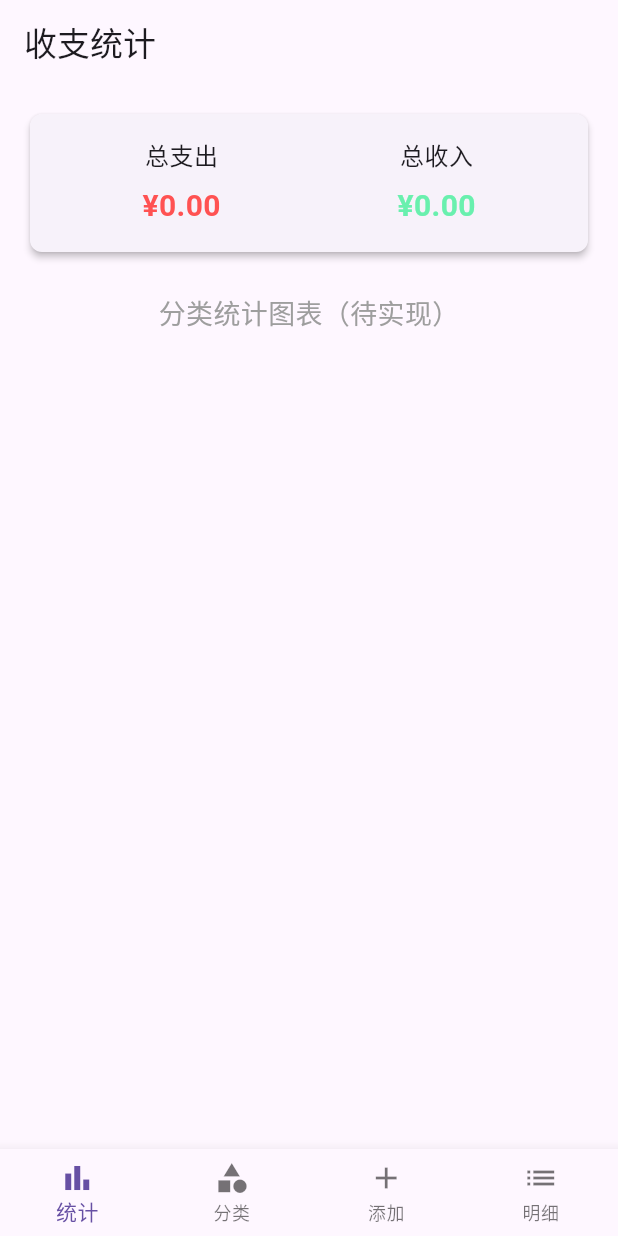
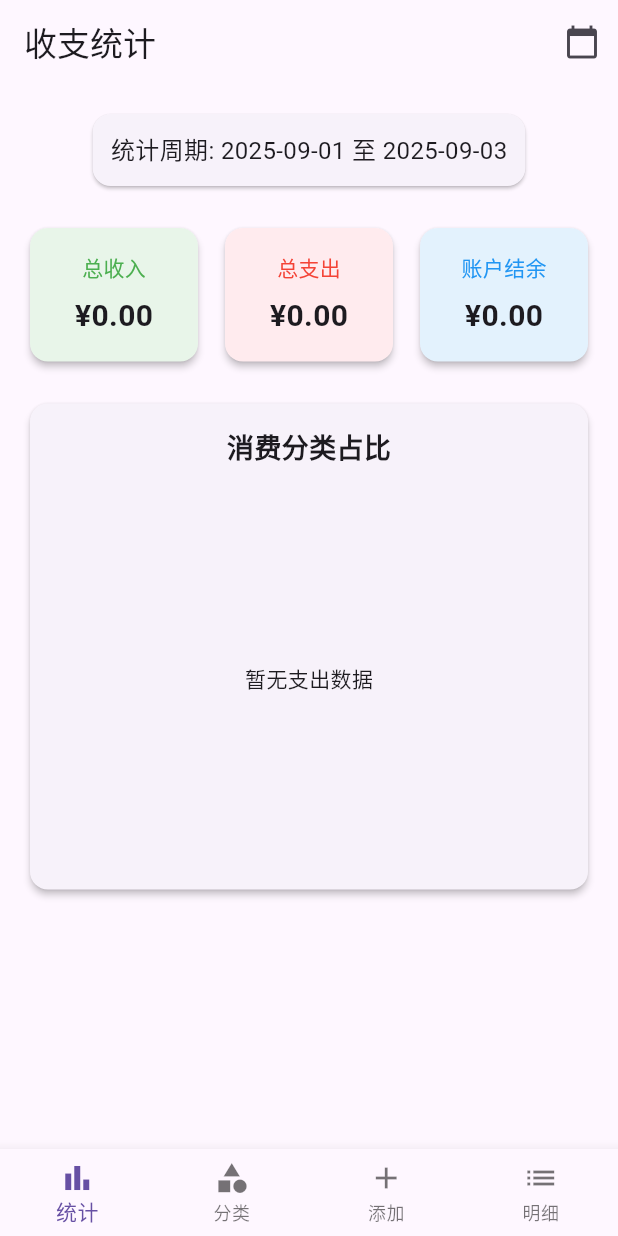
Before and after one commit to linye818/accounting-app, a Flutter app: the screen it shows after launch, on a phone screen of 412 x 824 dp. Run offline on Flutter 3.47's test engine with Material 3 defaults, Android fonts, the phone set to English and light mode, and no system bars; our stand-ins replace charts_flutter, material_design_icons_flutter, sqflite; accounts and stored records are empty.

Commit message:
Update statistic_screen.dart

```diff
--- a/lib/screens/statistic_screen.dart
+++ b/lib/screens/statistic_screen.dart
@@ -1,7 +1,9 @@
 import 'package:flutter/material.dart';
 import 'package:provider/provider.dart';
 import 'package:intl/intl.dart';
+import 'package:charts_flutter/flutter.dart' as charts;
 import '../providers/expense_provider.dart';
+import '../models/expense.dart';
 import '../models/account_category.dart';
 
 class StatisticScreen extends StatefulWidget {
@@ -12,9 +14,14 @@ class StatisticScreen extends StatefulWidget {
 }
 
 class _StatisticScreenState extends State<StatisticScreen> {
+  DateTimeRange _dateRange = DateTimeRange(
+    start: DateTime(DateTime.now().year, DateTime.now().month, 1),
+    end: DateTime.now(),
+  );
   bool _isLoading = true;
   double _totalExpense = 0.0;
   double _totalIncome = 0.0;
+  Map<String, double> _categoryExpense = {};
 
   @override
   void initState() {
@@ -22,94 +29,193 @@ class _StatisticScreenState extends State<StatisticScreen> {
     WidgetsBinding.instance.addPostFrameCallback((_) => _loadData());
   }
 
-  // 加载账单数据并计算收支总和
   Future<void> _loadData() async {
     try {
       final provider = Provider.of<ExpenseProvider>(context, listen: false);
       await provider.initDatabase();
-      await provider.loadExpenses(); // 现在该方法已能正常识别
+      await provider.loadExpenses();
+      await provider.loadCategories();
 
-      // 计算总支出和总收入
+      _calculateStats(provider.expenses, provider.categories);
+    } catch (e) {
+      print('统计页加载错误: $e');
+    } finally {
+      setState(() => _isLoading = false);
+    }
+  }
+
+  void _calculateStats(List<Expense> expenses, List<AccountCategory> categories) {
     double expenseSum = 0.0;
     double incomeSum = 0.0;
-      for (var expense in provider.expenses) {
+    Map<String, double> categoryMap = {};
+
+    for (final expense in expenses) {
+      if (expense.date.isAfter(_dateRange.start) && expense.date.isBefore(_dateRange.end)) {
         if (expense.isExpense) {
           expenseSum += expense.amount;
+          final category = categories.firstWhere(
+            (c) => c.id == expense.categoryId,
+            orElse: () => AccountCategory(id: -1, name: '未知', icon: 'help', isExpense: true),
+          );
+          categoryMap[category.name] = (categoryMap[category.name] ?? 0) + expense.amount;
         } else {
           incomeSum += expense.amount;
+        }
       }
     }
 
     setState(() {
       _totalExpense = expenseSum;
       _totalIncome = incomeSum;
-        _isLoading = false;
+      _categoryExpense = categoryMap;
     });
-    } catch (e) {
-      print('统计页加载错误: $e');
-      setState(() => _isLoading = false);
+  }
+
+  Future<void> _selectDateRange() async {
+    final pickedRange = await showDateRangePicker(
+      context: context,
+      firstDate: DateTime(2020),
+      lastDate: DateTime.now(),
+      initialDateRange: _dateRange,
+    );
+    if (pickedRange != null) {
+      setState(() {
+        _dateRange = pickedRange;
+        _loadData(); // 重新计算统计数据
+      });
     }
   }
 
   @override
   Widget build(BuildContext context) {
+    final provider = Provider.of<ExpenseProvider>(context);
+
     return Scaffold(
-      appBar: AppBar(title: const Text('收支统计')),
+      appBar: AppBar(
+        title: const Text('收支统计'),
+        actions: [
+          IconButton(
+            icon: const Icon(Icons.calendar_today),
+            onPressed: _selectDateRange,
+            tooltip: '选择日期范围',
+          ),
+        ],
+      ),
       body: _isLoading
           ? const Center(child: CircularProgressIndicator())
           : Padding(
               padding: const EdgeInsets.all(16.0),
               child: Column(
                 children: [
-                  // 收支概览卡片
                   Card(
+                    child: Padding(
+                      padding: const EdgeInsets.all(12.0),
+                      child: Text(
+                        '统计周期: ${DateFormat('yyyy-MM-dd').format(_dateRange.start)} 至 ${DateFormat('yyyy-MM-dd').format(_dateRange.end)}',
+                        style: const TextStyle(fontSize: 16),
+                      ),
+                    ),
+                  ),
+                  const SizedBox(height: 20),
+                  Row(
+                    children: [
+                      Expanded(
+                        child: Card(
                           elevation: 2,
-                    shape: RoundedRectangleBorder(borderRadius: BorderRadius.circular(8)),
+                          color: Colors.green[50],
                           child: Padding(
                             padding: const EdgeInsets.all(16.0),
-                      child: Row(
-                        mainAxisAlignment: MainAxisAlignment.spaceAround,
+                            child: Column(
                               children: [
-                          // 总支出
-                          Column(
-                            children: [
-                              const Text('总支出', style: TextStyle(fontSize: 16)),
-                              const SizedBox(height: 8),
-                              Text(
-                                '¥${_totalExpense.toStringAsFixed(2)}',
-                                style: const TextStyle(
-                                  fontSize: 20,
-                                  fontWeight: FontWeight.bold,
-                                  color: Colors.redAccent,
-                                ),
-                              ),
-                            ],
-                          ),
-                          // 总收入
-                          Column(
-                            children: [
-                              const Text('总收入', style: TextStyle(fontSize: 16)),
+                                const Text('总收入', style: TextStyle(color: Colors.green)),
                                 const SizedBox(height: 8),
                                 Text(
                                   '¥${_totalIncome.toStringAsFixed(2)}',
-                                style: const TextStyle(
-                                  fontSize: 20,
-                                  fontWeight: FontWeight.bold,
-                                  color: Colors.greenAccent,
-                                ),
-                              ),
-                            ],
+                                  style: const TextStyle(fontSize: 20, fontWeight: FontWeight.bold),
                                 ),
                               ],
                             ),
                           ),
                         ),
-                  const SizedBox(height: 24),
-                  // 提示文本（可后续添加分类统计图表）
-                  const Center(
-                    child: Text(
-                      '分类统计图表（待实现）',
-                      style: TextStyle(fontSize: 18, color: Colors.grey),
+                      ),
+                      const SizedBox(width: 10),
+                      Expanded(
+                        child: Card(
+                          elevation: 2,
+                          color: Colors.red[50],
+                          child: Padding(
+                            padding: const EdgeInsets.all(16.0),
+                            child: Column(
+                              children: [
+                                const Text('总支出', style: TextStyle(color: Colors.red)),
+                                const SizedBox(height: 8),
+                                Text(
+                                  '¥${_totalExpense.toStringAsFixed(2)}',
+                                  style: const TextStyle(fontSize: 20, fontWeight: FontWeight.bold),
+                                ),
+                              ],
+                            ),
+                          ),
+                        ),
+                      ),
+                      const SizedBox(width: 10),
+                      Expanded(
+                        child: Card(
+                          elevation: 2,
+                          color: Colors.blue[50],
+                          child: Padding(
+                            padding: const EdgeInsets.all(16.0),
+                            child: Column(
+                              children: [
+                                const Text('账户结余', style: TextStyle(color: Colors.blue)),
+                                const SizedBox(height: 8),
+                                Text(
+                                  '¥${(_totalIncome - _totalExpense).toStringAsFixed(2)}',
+                                  style: const TextStyle(fontSize: 20, fontWeight: FontWeight.bold),
+                                ),
+                              ],
+                            ),
+                          ),
+                        ),
+                      ),
+                    ],
+                  ),
+                  const SizedBox(height: 20),
+                  Card(
+                    elevation: 2,
+                    child: Padding(
+                      padding: const EdgeInsets.all(16.0),
+                      child: Column(
+                        children: [
+                          const Text('消费分类占比', style: TextStyle(fontSize: 18, fontWeight: FontWeight.bold)),
+                          const SizedBox(height: 16),
+                          SizedBox(
+                            height: 250,
+                            child: _categoryExpense.isEmpty
+                                ? const Center(child: Text('暂无支出数据'))
+                                : charts.PieChart(
+                                    [
+                                      charts.Series<MapEntry<String, double>, String>(
+                                        id: 'Expense',
+                                        domainFn: (entry, _) => entry.key,
+                                        measureFn: (entry, _) => entry.value.toInt(),
+                                        data: _categoryExpense.entries.toList(),
+                                        labelAccessorFn: (entry, _) =>
+                                            '${entry.key}: ¥${entry.value.toStringAsFixed(2)}',
+                                      ),
+                                    ],
+                                    defaultRenderer: charts.ArcRendererConfig(
+                                      arcWidth: 60,
+                                      arcRendererDecorators: [
+                                        charts.ArcLabelDecorator(
+                                          labelPosition: charts.ArcLabelPosition.outside,
+                                        ),
+                                      ],
+                                    ),
+                                  ),
+                          ),
+                        ],
+                      ),
                     ),
                   ),
                 ],
```
Lines whose indentation alone changed are shown as unchanged.
